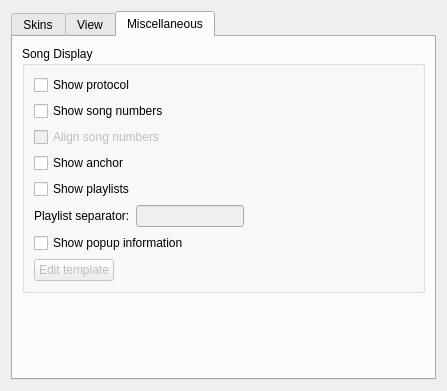
Before: the Qt Designer form src/plugins/Ui/skinned/forms/skinnedsettings.ui in ksv1986/qmmp-staging, drawn with Qt 5.
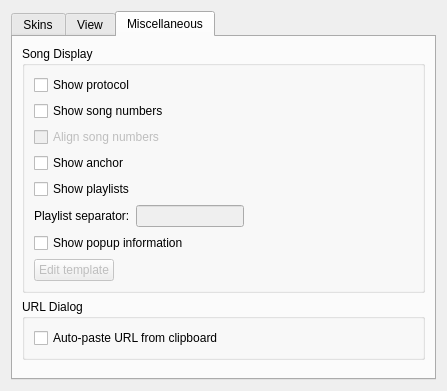
After: the same form once the commit is applied. The open tabs and pages were chosen to show the change.

Commit message: improved URL dialog

```diff
--- a/src/plugins/Ui/skinned/forms/skinnedsettings.ui
+++ b/src/plugins/Ui/skinned/forms/skinnedsettings.ui
@@ -462,6 +462,22 @@
          </layout>
         </widget>
        </item>
+       <item>
+        <widget class="QGroupBox" name="groupBox_3">
+         <property name="title">
+          <string>URL Dialog</string>
+         </property>
+         <layout class="QVBoxLayout" name="verticalLayout_2">
+          <item>
+           <widget class="QCheckBox" name="clipboardCheckBox">
+            <property name="text">
+             <string>Auto-paste URL from clipboard</string>
+            </property>
+           </widget>
+          </item>
+         </layout>
+        </widget>
+       </item>
        <item>
         <spacer name="verticalSpacer_2">
          <property name="orientation">
```
The commit also changes 18 other files.
